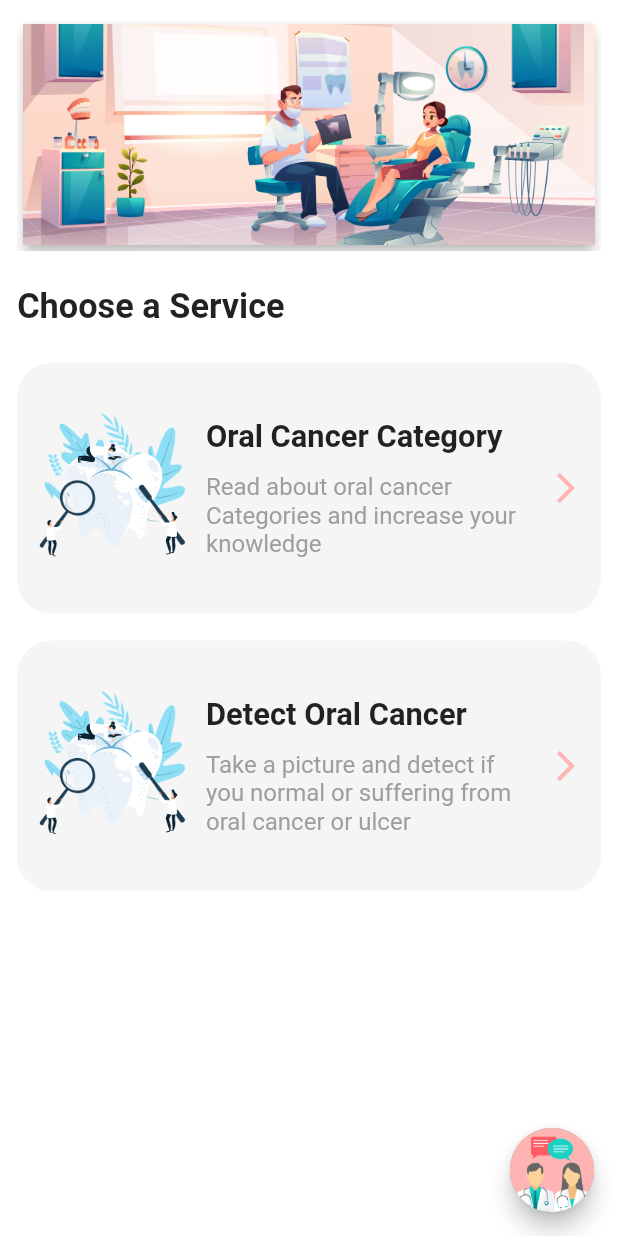
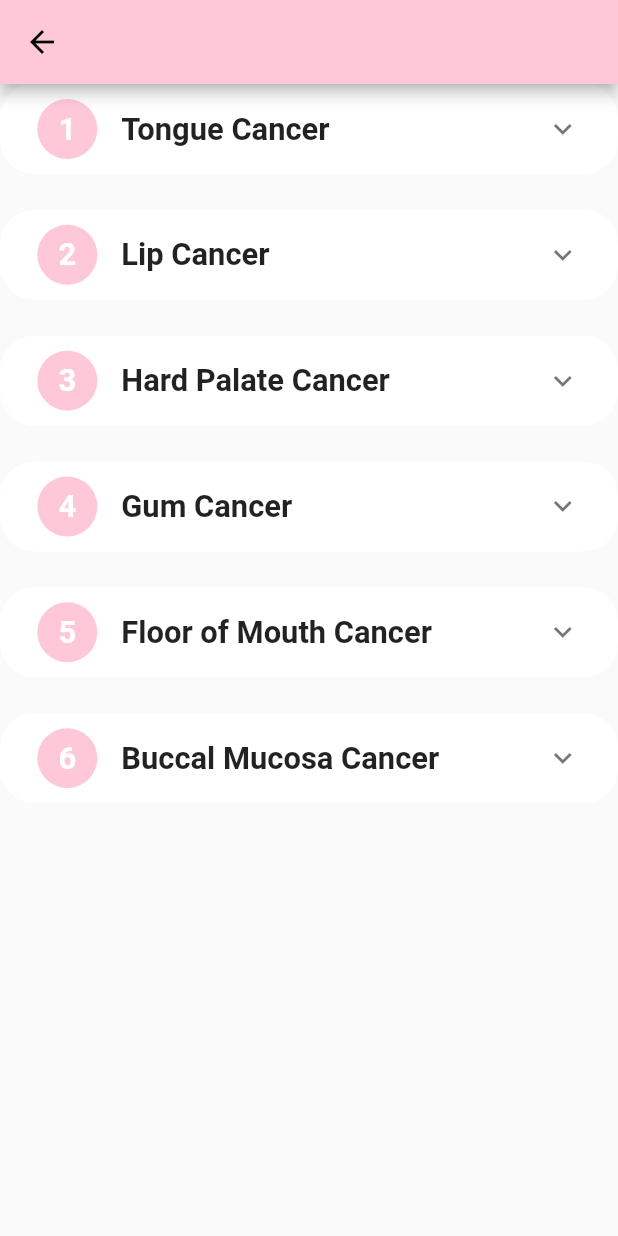
Before and after one commit to mostafaahmedbahr/oral_cancer, a Flutter app: the HomeScreen screen opened directly, after a tap on "Oral Cancer Category", on a phone screen of 412 x 824 dp. Run offline on Flutter 3.47's test engine with Material 2 defaults, Android fonts, the light colour scheme and no system bars; drawn by our look-alikes of carousel_slider, expansion_tile_card; our stand-ins replace conditional_builder_null_safety, firebase_auth, firebase_core, flutter_bloc, flutter_screenutil, image_picker and 4 more; accounts and stored records are empty.

Commit message:
types of oral cancer

```diff
--- a/lib/main.dart
+++ b/lib/main.dart
@@ -45,7 +45,7 @@ class MyApp extends StatelessWidget {
             primaryColor: primaryColor,
             primarySwatch: primaryColor,
           ),
-          home: OnBoardingScreen(),
+          home: const OnBoardingScreen(),
         ));
       },
     );
--- /dev/null
+++ b/lib/models/type_item_model.dart
@@ -0,0 +1,14 @@
+class TypeItemModel
+{
+  final String? typeTitle;
+  final String? typeContent;
+  final String? typeNumber;
+  final String? typeUrl;
+
+  TypeItemModel({
+    required this.typeTitle,
+    required this.typeContent,
+    required this.typeNumber,
+    required this.typeUrl,
+  });
+}
--- a/lib/view/home/home_screen.dart
+++ b/lib/view/home/home_screen.dart
@@ -6,6 +6,7 @@ import 'package:oral_cancer/bloc/cubit.dart';
 import 'package:oral_cancer/bloc/states.dart';
 import 'package:oral_cancer/view/home/components/carousel_item.dart';
 import 'package:oral_cancer/view/home/components/service_item.dart';
+import 'package:oral_cancer/view/types/types_screen.dart';
 
 import '../../widgets/camera_widget.dart';
 
@@ -65,7 +66,12 @@ class HomeScreen extends StatelessWidget {
                   description:
                       "Read about oral cancer Categories and increase your knowledge",
                   image: "assets/images/5523045-removebg-preview.png",
-                  onTap: () {},
+                  onTap: () {
+                    Navigator.push(context, MaterialPageRoute(builder: (context)
+                    {
+                      return TypesScreen();
+                    }));
+                  },
                 ),
                 SizedBox(
                   height: 15.h,
--- /dev/null
+++ b/lib/view/types/types_screen.dart
@@ -0,0 +1,151 @@
+
+import 'dart:io';
+
+import 'package:expansion_tile_card/expansion_tile_card.dart';
+import 'package:flutter/material.dart';
+import 'package:flutter_screenutil/flutter_screenutil.dart';
+import 'package:oral_cancer/view/types/web_view_screen.dart';
+import 'package:webview_flutter/webview_flutter.dart';
+
+import '../../components/constants/constants.dart';
+import '../../models/type_item_model.dart';
+import 'package:readmore/readmore.dart';
+
+ class TypesScreen extends StatefulWidget {
+    TypesScreen({Key? key, this.controller}) : super(key: key);
+
+    final WebViewController? controller;
+
+  @override
+  State<TypesScreen> createState() => _TypesScreenState();
+}
+
+class _TypesScreenState extends State<TypesScreen> {
+   List<TypeItemModel> types  = [
+    TypeItemModel(
+      typeContent:"Find in-depth information on the symptoms, diagnosis, and treatment of oral tongue cancer." ,
+      typeNumber: "1",
+      typeTitle: "Tongue Cancer",
+      typeUrl: "https://www.cancerresearchuk.org/about-cancer/mouth-cancer/stages-types-grades/tongue-cancer/about#:~:text=Tongue%20cancer%20is%20a%20type,human%20papilloma%20virus%20(HPV).",
+    ),
+     TypeItemModel(
+       typeContent: "Find in-depth information on the symptoms, diagnosis, and treatment of oral tongue cancer.",
+       typeNumber: "2",
+       typeTitle: "Lip Cancer",
+       typeUrl: "https://www.mayoclinic.org/diseases-conditions/lip-cancer/symptoms-causes/syc-20355079",
+
+     ),
+     TypeItemModel(
+       typeContent:"It is rare for cancer to begin in the hard palate, but when it does the most common sign is an ulcer on the roof of the mouth." ,
+       typeNumber: "3",
+       typeTitle: "Hard Palate Cancer",
+       typeUrl: "https://www.mskcc.org/cancer-care/types/mouth/types-mouth/hard-palate#:~:text=Hard%20palate%20cancer%20is%20a,mouth%20and%20the%20nasal%20cavity.",
+
+     ),
+     TypeItemModel(
+       typeContent: "Often mistaken for gingivitis, gum cancer is highly treatable when found early.",
+       typeNumber: "4",
+       typeTitle: "Gum Cancer",
+       typeUrl: "https://www.mskcc.org/cancer-care/types/mouth/types-mouth/gum",
+
+     ),
+     TypeItemModel(
+       typeContent: "Often mistaken for a canker sore, floor of mouth cancer begins in the horseshoe-shaped area under the tongue.",
+       typeNumber: "5",
+       typeTitle: "Floor of Mouth Cancer",
+       typeUrl: "https://www.mskcc.org/cancer-care/types/mouth/types-mouth/floor-mouth#:~:text=Floor%20of%20mouth%20cancer%20is,often%20mistaken%20for%20canker%20sores.",
+
+     ),
+     TypeItemModel(
+       typeContent: "Learn about the symptoms and treatment of buccal mucosa cancer, also called inner cheek cancer.",
+       typeNumber: "6",
+       typeTitle: "Buccal Mucosa Cancer",
+       typeUrl: "https://my.clevelandclinic.org/health/diseases/23423-buccal-mucosa-inner-cheek-cancer#:~:text=What%20is%20buccal%20mucosa%20cancer,just%20behind%20your%20last%20teeth.",
+
+     ),
+    ];
+
+   @override
+  void initState() {
+     if (Platform.isAndroid) WebView.platform = AndroidWebView();
+    super.initState();
+  }
+
+  @override
+  Widget build(BuildContext context) {
+    return   SafeArea(child: Scaffold(
+      appBar: AppBar(),
+      body: ListView.separated(
+          itemBuilder: (context, index) => ExpansionTileCard(
+            contentPadding:
+            EdgeInsets.symmetric(horizontal: 20.w),
+            animateTrailing: true,
+            borderRadius: BorderRadius.circular(20.w),
+            baseColor: Colors.white,
+            expandedColor: Colors.white,
+            leading : CircleAvatar(
+              backgroundColor: primaryColor,
+            child: Text("${types[index].typeNumber}",
+              style: TextStyle(
+                color: Colors.white,
+                fontSize:   18.sp,
+                fontWeight: FontWeight.bold,
+              ),
+            ),
+            ),
+            title: Text("${types[index].typeTitle}",
+              style: TextStyle(
+                color: Colors.black87,
+                fontSize:   18.sp,
+                fontWeight: FontWeight.bold,
+              ),
+            ),
+            elevation: 5,
+            children: [
+             const Divider(
+                thickness: 1.0,
+                height: 1.0,
+              ),
+              Padding(
+                padding: const EdgeInsets.only(
+                  top: 20,
+                  right: 20,
+                  left: 20,
+                  bottom: 10,
+                ),
+                child: Text("${types[index].typeContent}",
+                  style: TextStyle(
+                    color: Colors.black,
+                    fontSize:  18.sp,
+                  ),
+                  textAlign: TextAlign.start,
+                ),
+              ),
+              InkWell(
+                onTap: ()
+                {
+                  Navigator.push(context, MaterialPageRoute(builder: (context){
+                    return WebViewScreen(url: "${types[index].typeUrl}");
+                  }));
+                },
+                child: Text("ReadMore..",
+                  style: TextStyle(
+                    color: Colors.black,
+                    fontSize:  18.sp,
+                    fontWeight: FontWeight.bold,
+                  ),
+                  textAlign: TextAlign.start,
+                ),
+              ),
+              const SizedBox(height: 10,),
+            ],
+          ),
+          separatorBuilder: (context, index) => SizedBox(
+            height: 20.h,
+          ),
+          itemCount: types.length,
+    ),
+    )
+    );
+  }
+}
--- /dev/null
+++ b/lib/view/types/web_view_screen.dart
@@ -0,0 +1,15 @@
+import 'package:flutter/material.dart';
+import 'package:webview_flutter/webview_flutter.dart';
+class WebViewScreen extends StatelessWidget {
+  const WebViewScreen({Key? key,required this.url}) : super(key: key);
+  final String? url;
+  @override
+  Widget build(BuildContext context) {
+    return SafeArea(
+      child: WebView(
+        initialUrl: url,
+        javascriptMode: JavascriptMode.unrestricted,
+      ),
+    );;
+  }
+}
--- a/pubspec.yaml
+++ b/pubspec.yaml
@@ -45,6 +45,9 @@ dependencies:
   smooth_page_indicator: ^1.0.0+2
   firebase_auth: ^4.2.1
   firebase_core: ^2.4.0
+  expansion_tile_card: ^2.0.0
+  readmore: ^2.1.0
+  webview_flutter: ^3.0.4
 
 
 dev_dependencies:
```
Also changed, not shown: lib/view/types/type_item.dart (added), pubspec.lock (deleted).
